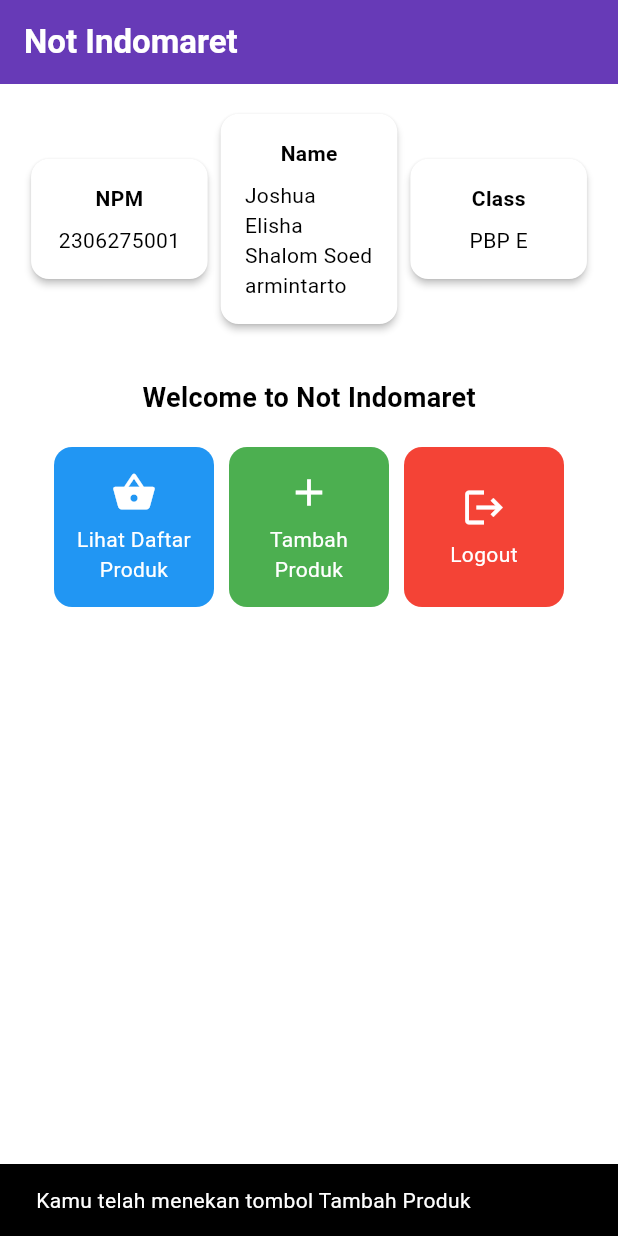
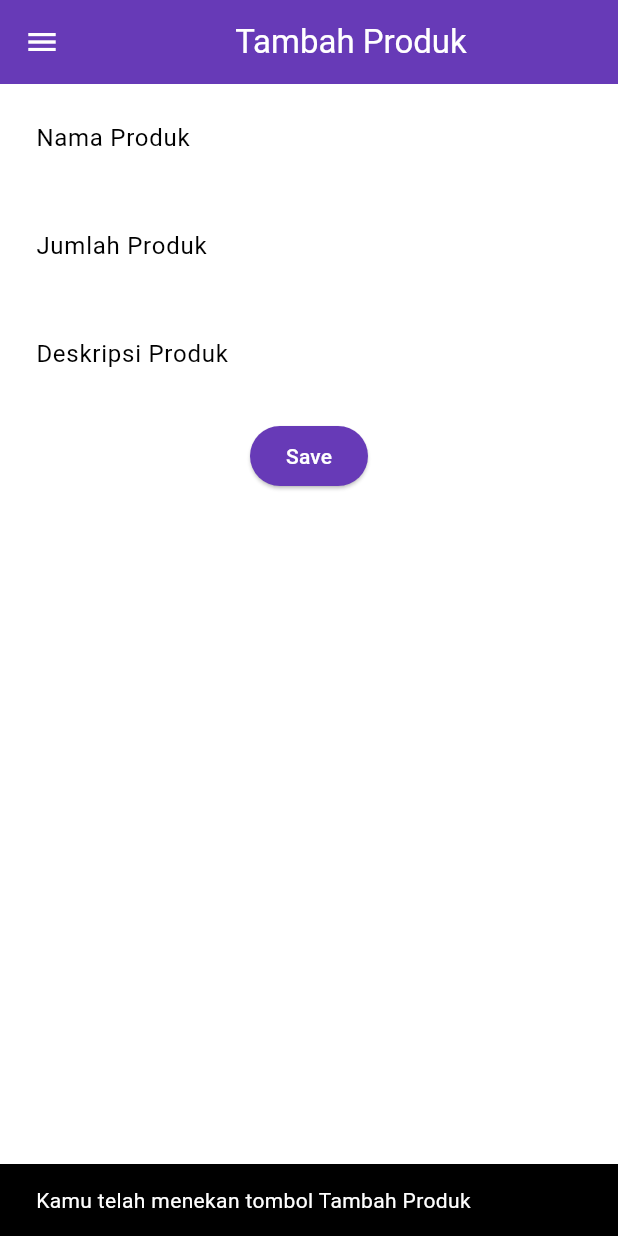
Before and after one commit to greencrabby/not-indomaret-mobile, a Flutter app: the screen it shows after launch, after a tap on "Tambah Produk", on a phone screen of 412 x 824 dp. Run offline on Flutter 3.47's test engine with Material 3 defaults, Android fonts, the phone set to English and light mode, and no system bars.

Commit message:
Finished tugas 8

```diff
--- a/lib/main.dart
+++ b/lib/main.dart
@@ -1,5 +1,5 @@
 import 'package:flutter/material.dart';
-import 'package:not_indomaret/menu.dart';
+import 'package:not_indomaret/screens/menu.dart';
 
 void main() {
   runApp(const MyApp());
--- a/lib/menu.dart
+++ b/lib/screens/menu.dart
@@ -1,4 +1,6 @@
 import 'package:flutter/material.dart';
+import 'package:not_indomaret/widgets/left_drawer.dart';
+import 'package:not_indomaret/widgets/product_card.dart';
 
 class MyHomePage extends StatelessWidget {
   final String npm = '2306275001'; // NPM
@@ -37,7 +39,11 @@
         ),
         // The background color of the AppBar is obtained from the application theme color scheme.
         backgroundColor: Theme.of(context).colorScheme.primary,
+        // Set drawer icon color to white
+        iconTheme: const IconThemeData(color: Colors.white),
       ),
+      // Add drawer as a parameter value for the drawer attribute of the Scaffold widget
+      drawer: const LeftDrawer(),
       // Body of the page with paddings around it.
       body: Padding(
         padding: const EdgeInsets.all(16.0),
@@ -102,13 +108,6 @@
   }
 }
 
-class ItemHomepage {
-  final String name;
-  final IconData icon;
-
-  ItemHomepage(this.name, this.icon);
-}
-
 class InfoCard extends StatelessWidget {
   // Card information that displays the title and content.
 
@@ -141,57 +140,3 @@
     );
   }
 }
-
-class ItemCard extends StatelessWidget {
-  // Display the card with an icon and name.
-
-  final ItemHomepage item;
-  final Color color;
-
-  const ItemCard({super.key, required this.item, required this.color});
-
-  @override
-  Widget build(BuildContext context) {
-    return Material(
-      // Specify the color passed in as the background color.
-      color: color,
-      // Round the card border.
-      borderRadius: BorderRadius.circular(12),
-
-      child: InkWell(
-        // Action when the card is pressed.
-        onTap: () {
-          // Display the SnackBar message when the card is pressed.
-          ScaffoldMessenger.of(context)
-            ..hideCurrentSnackBar()
-            ..showSnackBar(
-              SnackBar(content: Text("Kamu telah menekan tombol ${item.name}"))
-            );
-        },
-        // Container to store the Icon and Text
-        child: Container(
-          padding: const EdgeInsets.all(8),
-          child: Center(
-            child: Column(
-              // Place the Icon and Text in the center of the card.
-              mainAxisAlignment: MainAxisAlignment.center,
-              children: [
-                Icon(
-                  item.icon,
-                  color: Colors.white,
-                  size: 30.0,
-                ),
-                const Padding(padding: EdgeInsets.all(3)),
-                Text(
-                  item.name,
-                  textAlign: TextAlign.center,
-                  style: const TextStyle(color: Colors.white),
-                ),
-              ],
-            ),
-          ),
-        ),
-      ),
-    );
-  }
-}
--- /dev/null
+++ b/lib/screens/product_entry_form.dart
@@ -0,0 +1,161 @@
+import 'package:flutter/material.dart';
+import 'package:not_indomaret/widgets/left_drawer.dart';
+
+class ProductEntryFormPage extends StatefulWidget {
+  const ProductEntryFormPage({super.key});
+
+  @override
+  State<ProductEntryFormPage> createState() => _ProductEntryFormPageState();
+}
+
+class _ProductEntryFormPageState extends State<ProductEntryFormPage> {
+  final _formKey = GlobalKey<FormState>();
+  String _name = "";
+	int _amount = 0;
+	String _description = "";
+
+  @override
+  Widget build(BuildContext context) {
+    return Scaffold(
+      appBar: AppBar(
+        title: const Center(
+          child: Text(
+            'Tambah Produk',
+          ),
+        ),
+        backgroundColor: Theme.of(context).colorScheme.primary,
+        foregroundColor: Colors.white,
+      ),
+      drawer: const LeftDrawer(),
+      body: Form(
+        key: _formKey,
+        child: SingleChildScrollView(
+          child: Column(
+            crossAxisAlignment: CrossAxisAlignment.start,
+            children: [
+              Padding(
+                padding: const EdgeInsets.all(8.0),
+                child: TextFormField(
+                  decoration: InputDecoration(
+                    hintText: "Nama Produk",
+                    labelText: "Nama Produk",
+                    border: OutlineInputBorder(
+                      borderRadius: BorderRadius.circular(5.0),
+                    ),
+                  ),
+                  onChanged: (String? value) {
+                    setState(() {
+                      _name = value!;
+                    });
+                  },
+                  validator: (String? value) {
+                    if (value == null || value.isEmpty) {
+                      return "Nama Produk tidak boleh kosong!";
+                    }
+                    return null;
+                  },
+                ),
+              ),
+              Padding(
+                padding: const EdgeInsets.all(8.0),
+                child: TextFormField(
+                  decoration: InputDecoration(
+                    hintText: "Jumlah Produk",
+                    labelText: "Jumlah Produk",
+                    border: OutlineInputBorder(
+                      borderRadius: BorderRadius.circular(5.0),
+                    ),
+                  ),
+                  onChanged: (String? value) {
+                    setState(() {
+                      _amount = int.tryParse(value!) ?? 0;
+                    });
+                  },
+                  validator: (String? value) {
+                    if (value == null || value.isEmpty) {
+                      return "Jumlah Produk tidak boleh kosong";
+                    }
+                    if (int.tryParse(value) == null) {
+                      return "Jumlah Produk harus berupa angka!";
+                    }
+                    return null;
+                  },
+                ),
+              ),
+              Padding(
+                padding: const EdgeInsets.all(8.0),
+                child: TextFormField(
+                  decoration: InputDecoration(
+                    hintText: "Deskripsi Produk",
+                    labelText: "Deskripsi Produk",
+                    border: OutlineInputBorder(
+                      borderRadius: BorderRadius.circular(5.0),
+                    ),
+                  ),
+                  onChanged: (String? value) {
+                    setState(() {
+                      _description = value!;
+                    });
+                  },
+                  validator: (String? value) {
+                    if (value == null || value.isEmpty) {
+                      return "Deskripsi Produk tidak boleh kosong!";
+                    }
+                    return null;
+                  },
+                ),
+              ),
+              Align(
+                alignment: Alignment.bottomCenter,
+                child: Padding(
+                  padding: const EdgeInsets.all(8.0),
+                  child: ElevatedButton(
+                    style: ButtonStyle(
+                      backgroundColor: MaterialStateProperty.all(
+                          Theme.of(context).colorScheme.primary),
+                    ),
+                    onPressed: () {
+                      if (_formKey.currentState!.validate()) {
+                        showDialog(
+                          context: context,
+                          builder: (context) {
+                            return AlertDialog(
+                              title: const Text('Produk berhasil disimpan'),
+                              content: SingleChildScrollView(
+                                child: Column(
+                                  crossAxisAlignment: CrossAxisAlignment.start,
+                                  children: [
+                                    Text('Nama Produk: $_name'),
+                                    Text('Jumlah Produk: $_amount'),
+                                    Text('Deskripsi Produk: $_description'),
+                                  ],
+                                ),
+                              ),
+                              actions: [
+                                TextButton(
+                                  child: const Text('OK'),
+                                  onPressed: () {
+                                    Navigator.pop(context);
+                                    _formKey.currentState!.reset();
+                                  },
+                                ),
+                              ],
+                            );
+                          },
+                        );
+                      }
+                    },
+                    child: const Text(
+                      "Save",
+                      style: TextStyle(color: Colors.white),
+                    ),
+                  ),
+                ),
+              ),
+            ],
+          ),
+        ),
+      ),
+    );
+  }
+}
--- /dev/null
+++ b/lib/widgets/left_drawer.dart
@@ -0,0 +1,70 @@
+import 'package:flutter/material.dart';
+import 'package:not_indomaret/screens/menu.dart';
+import 'package:not_indomaret/screens/product_entry_form.dart';
+
+class LeftDrawer extends StatelessWidget {
+  const LeftDrawer({super.key});
+
+  @override
+  Widget build(BuildContext context) {
+    return Drawer(
+      child: ListView(
+        children: [
+          DrawerHeader(
+            decoration: BoxDecoration(
+              color: Theme.of(context).colorScheme.primary,
+            ),
+            child: const Column(
+              children: [
+                Text(
+                  'Not Indomaret',
+                  textAlign: TextAlign.center,
+                  style: TextStyle(
+                    fontSize: 24,
+                    fontWeight: FontWeight.bold,
+                    color: Colors.white,
+                  ),
+                ),
+                Padding(padding: EdgeInsets.all(8)),
+                Text(
+                  "Menjual Semuanya Kecuali yang Dijual Indomaret",
+                  textAlign: TextAlign.center,
+                  style: TextStyle(
+                    fontSize: 15,
+                    color: Colors.white,
+                    fontWeight: FontWeight.normal,
+                  ),
+                ),
+              ],
+            ),
+          ),
+          ListTile(
+            leading: const Icon(Icons.home_outlined),
+            title: const Text('Home Page'),
+            // Redirection part to MyHomePage
+            onTap: () {
+              Navigator.pushReplacement(
+                  context,
+                  MaterialPageRoute(
+                    builder: (context) => MyHomePage(),
+                  ));
+            },
+          ),
+          ListTile(
+            leading: const Icon(Icons.shopping_basket),
+            title: const Text('Tambah Produk'),
+            // Redirection part to ProductEntryFormPage
+            onTap: () {
+              Navigator.pushReplacement(
+                context,
+                MaterialPageRoute(
+                  builder: (context) => ProductEntryFormPage(),
+                ),
+              );
+            },
+          ),
+        ],
+      ),
+    );
+  }
+}
--- /dev/null
+++ b/lib/widgets/product_card.dart
@@ -0,0 +1,71 @@
+import 'package:flutter/material.dart';
+import 'package:not_indomaret/screens/product_entry_form.dart';
+
+class ItemHomepage {
+    final String name;
+    final IconData icon;
+
+    ItemHomepage(this.name, this.icon);
+}
+
+class ItemCard extends StatelessWidget {
+  // Display the card with an icon and name.
+
+  final ItemHomepage item;
+  final Color color;
+
+  const ItemCard({super.key, required this.item, required this.color});
+
+  @override
+  Widget build(BuildContext context) {
+    return Material(
+      // Specify the color passed in as the background color.
+      color: color,
+      // Round the card border.
+      borderRadius: BorderRadius.circular(12),
+
+      child: InkWell(
+        // Action when the card is pressed.
+        onTap: () {
+          // Display the SnackBar message when the card is pressed.
+          ScaffoldMessenger.of(context)
+            ..hideCurrentSnackBar()
+            ..showSnackBar(
+              SnackBar(content: Text("Kamu telah menekan tombol ${item.name}"))
+            );
+
+          // Navigate to the appropriate route (depending on the button type)
+          if (item.name == "Tambah Produk") {
+            Navigator.push(
+                context,
+                MaterialPageRoute(builder: (context) => const ProductEntryFormPage()),
+            );
+          }
+        },
+        // Container to store the Icon and Text
+        child: Container(
+          padding: const EdgeInsets.all(8),
+          child: Center(
+            child: Column(
+              // Place the Icon and Text in the center of the card.
+              mainAxisAlignment: MainAxisAlignment.center,
+              children: [
+                Icon(
+                  item.icon,
+                  color: Colors.white,
+                  size: 30.0,
+                ),
+                const Padding(padding: EdgeInsets.all(3)),
+                Text(
+                  item.name,
+                  textAlign: TextAlign.center,
+                  style: const TextStyle(color: Colors.white),
+                ),
+              ],
+            ),
+          ),
+        ),
+      ),
+    );
+  }
+}
```
Also changed, not shown: 1 other file.
